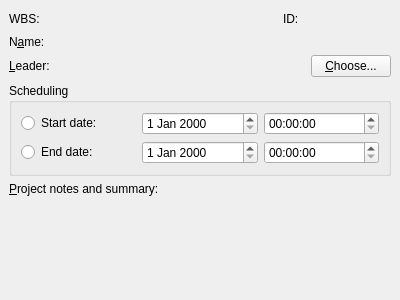
Qt form kplato/kptmainprojectpanelbase.ui (KDE/calligra) before a commit.
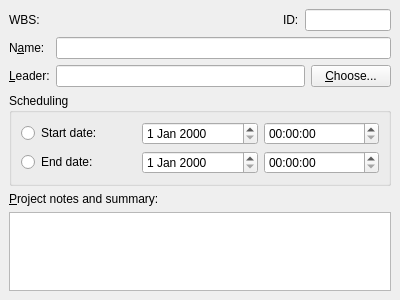
The same form after that commit. Custom widgets are drawn as their Qt base class.

```diff
--- a/kplato/kptmainprojectpanelbase.ui
+++ b/kplato/kptmainprojectpanelbase.ui
@@ -25,15 +25,25 @@
      <property name="margin" >
       <number>0</number>
      </property>
-     <property name="spacing" >
+     <property name="topMargin" >
+      <number>0</number>
+     </property>
+     <property name="rightMargin" >
+      <number>0</number>
+     </property>
+     <property name="bottomMargin" >
+      <number>0</number>
+     </property>
+     <property name="horizontalSpacing" >
+      <number>6</number>
+     </property>
+     <property name="verticalSpacing" >
       <number>6</number>
      </property>
      <item row="2" column="1" colspan="4" >
-      <widget class="KLineEdit" native="1" name="leaderfield" >
+      <widget class="KLineEdit" name="leaderfield" >
        <property name="sizePolicy" >
-        <sizepolicy>
-         <hsizetype>7</hsizetype>
-         <vsizetype>0</vsizetype>
+        <sizepolicy vsizetype="Fixed" hsizetype="Expanding" >
          <horstretch>0</horstretch>
          <verstretch>0</verstretch>
         </sizepolicy>
@@ -63,11 +73,9 @@
       </widget>
      </item>
      <item row="1" column="1" colspan="5" >
-      <widget class="KLineEdit" native="1" name="namefield" >
+      <widget class="KLineEdit" name="namefield" >
        <property name="sizePolicy" >
-        <sizepolicy>
-         <hsizetype>7</hsizetype>
-         <vsizetype>0</vsizetype>
+        <sizepolicy vsizetype="Fixed" hsizetype="Expanding" >
          <horstretch>0</horstretch>
          <verstretch>0</verstretch>
         </sizepolicy>
@@ -158,11 +166,9 @@
       </widget>
      </item>
      <item row="0" column="4" colspan="2" >
-      <widget class="KLineEdit" native="1" name="idfield" >
+      <widget class="KLineEdit" name="idfield" >
        <property name="sizePolicy" >
-        <sizepolicy>
-         <hsizetype>7</hsizetype>
-         <vsizetype>0</vsizetype>
+        <sizepolicy vsizetype="Fixed" hsizetype="Expanding" >
          <horstretch>0</horstretch>
          <verstretch>0</verstretch>
         </sizepolicy>
@@ -202,7 +208,19 @@
       <property name="margin" >
        <number>9</number>
       </property>
-      <property name="spacing" >
+      <property name="topMargin" >
+       <number>9</number>
+      </property>
+      <property name="rightMargin" >
+       <number>9</number>
+      </property>
+      <property name="bottomMargin" >
+       <number>9</number>
+      </property>
+      <property name="horizontalSpacing" >
+       <number>6</number>
+      </property>
+      <property name="verticalSpacing" >
        <number>6</number>
       </property>
       <item row="0" column="0" >
@@ -259,11 +277,9 @@
     </widget>
    </item>
    <item>
-    <widget class="KTextEdit" native="1" name="descriptionfield" >
+    <widget class="KTextEdit" name="descriptionfield" >
      <property name="sizePolicy" >
-      <sizepolicy>
-       <hsizetype>7</hsizetype>
-       <vsizetype>7</vsizetype>
+      <sizepolicy vsizetype="Expanding" hsizetype="Expanding" >
        <horstretch>0</horstretch>
        <verstretch>0</verstretch>
       </sizepolicy>
@@ -282,13 +298,13 @@
  <customwidgets>
   <customwidget>
    <class>KLineEdit</class>
-   <extends>QWidget</extends>
+   <extends>QLineEdit</extends>
    <header>klineedit.h</header>
    <container>1</container>
   </customwidget>
   <customwidget>
    <class>KTextEdit</class>
-   <extends>QWidget</extends>
+   <extends>QTextEdit</extends>
    <header>ktextedit.h</header>
    <container>1</container>
   </customwidget>
```
Left out of the diff: 30 changed lines with no effect on the pictures.
